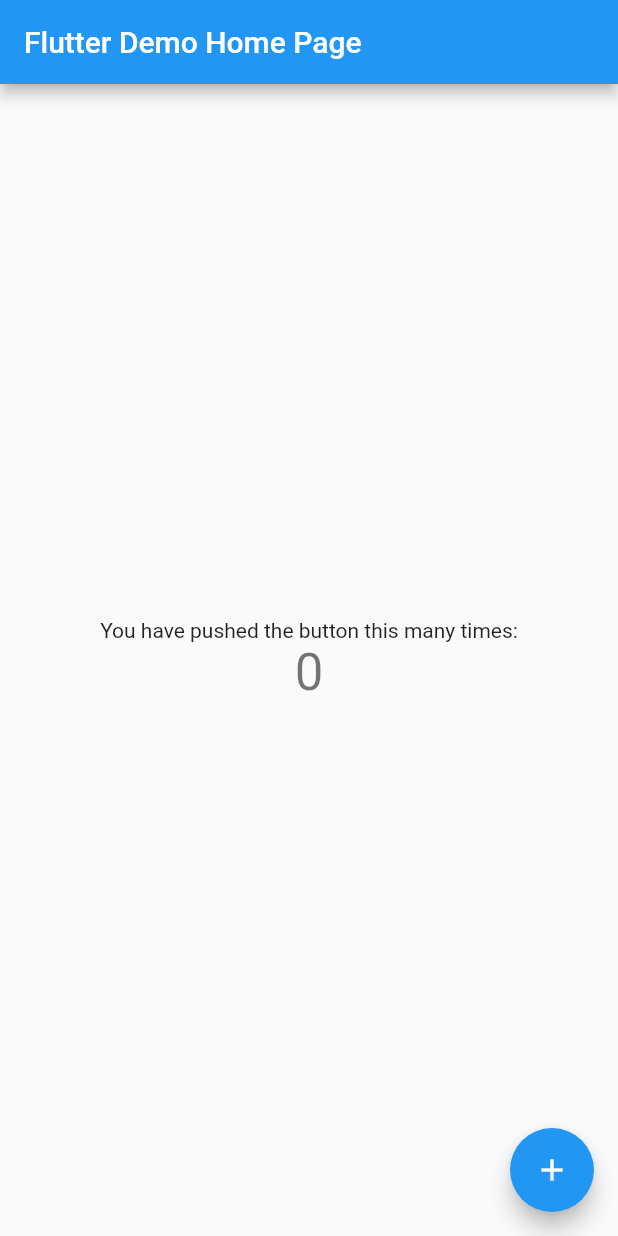
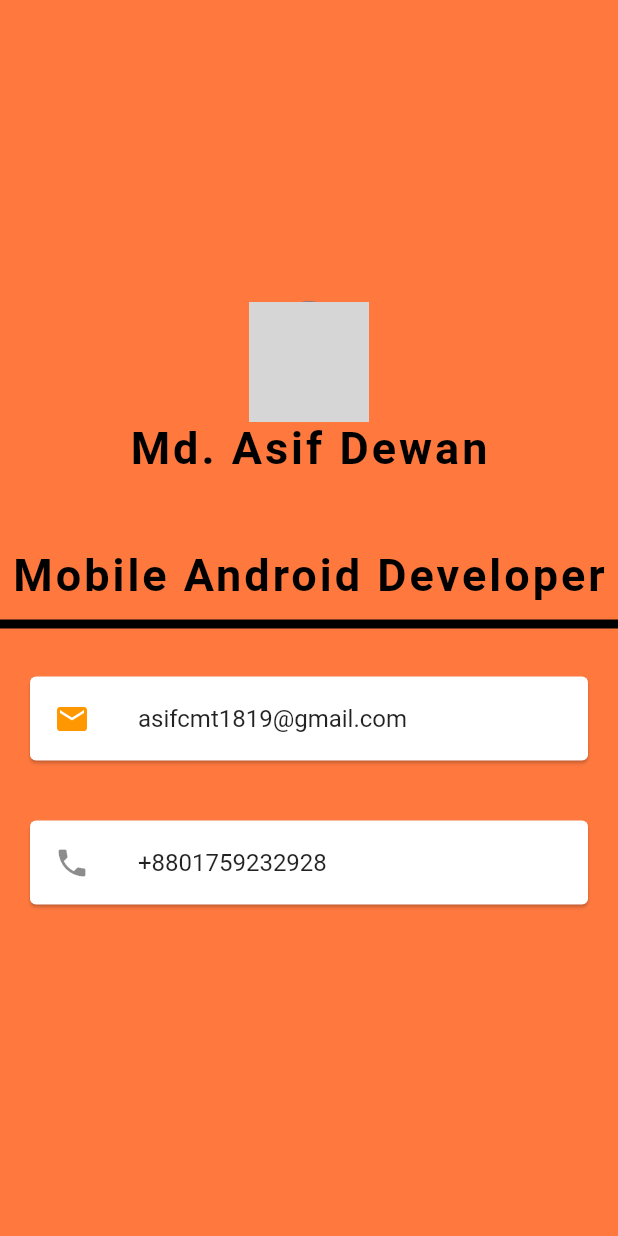
Before and after one commit to 2000asif/Connectivity, a Flutter app: the screen it shows after launch, on a phone screen of 412 x 824 dp. Run offline on Flutter 3.47's test engine with Material 2 defaults, Android fonts, the phone set to English and light mode, and no system bars; Roboto replaces fonts that are missing (AbrilFatface, Pacifico); grey boxes are pictures that could not be loaded.

Commit message:
first commit

```diff
--- /dev/null
+++ b/lib/asif.dart
@@ -0,0 +1,20 @@
+import 'package:flutter/material.dart';
+class Asif extends StatelessWidget {
+  const Asif({Key? key}) : super(key: key);
+
+  @override
+  Widget build(BuildContext context) {
+    return Scaffold(
+      appBar: AppBar(
+        title: Text(
+          'App Bar' ,
+          style: TextStyle(
+            fontSize: 33,
+            fontWeight: FontWeight.bold,
+            color: Colors.green
+          ),
+        ),
+      ),
+    );
+  }
+}
--- a/lib/main.dart
+++ b/lib/main.dart
@@ -1,115 +1,96 @@
+
 import 'package:flutter/material.dart';
+import 'asif.dart';
 
-void main() {
-  runApp(const MyApp());
+void main(){
+  runApp(MyApp());
 }
-
 class MyApp extends StatelessWidget {
   const MyApp({Key? key}) : super(key: key);
 
-  // This widget is the root of your application.
   @override
   Widget build(BuildContext context) {
     return MaterialApp(
-      title: 'Flutter Demo',
-      theme: ThemeData(
-        // This is the theme of your application.
-        //
-        // Try running your application with "flutter run". You'll see the
-        // application has a blue toolbar. Then, without quitting the app, try
-        // changing the primarySwatch below to Colors.green and then invoke
-        // "hot reload" (press "r" in the console where you ran "flutter run",
-        // or simply save your changes to "hot reload" in a Flutter IDE).
-        // Notice that the counter didn't reset back to zero; the application
-        // is not restarted.
-        primarySwatch: Colors.blue,
-      ),
-      home: const MyHomePage(title: 'Flutter Demo Home Page'),
+      home: HomePage(),
     );
   }
 }
-
-class MyHomePage extends StatefulWidget {
-  const MyHomePage({Key? key, required this.title}) : super(key: key);
-
-  // This widget is the home page of your application. It is stateful, meaning
-  // that it has a State object (defined below) that contains fields that affect
-  // how it looks.
-
-  // This class is the configuration for the state. It holds the values (in this
-  // case the title) provided by the parent (in this case the App widget) and
-  // used by the build method of the State. Fields in a Widget subclass are
-  // always marked "final".
-
-  final String title;
+class HomePage extends StatefulWidget {
+  const HomePage({Key? key}) : super(key: key);
 
   @override
-  State<MyHomePage> createState() => _MyHomePageState();
+  _HomePageState createState() => _HomePageState();
 }
 
-class _MyHomePageState extends State<MyHomePage> {
-  int _counter = 0;
-
-  void _incrementCounter() {
-    setState(() {
-      // This call to setState tells the Flutter framework that something has
-      // changed in this State, which causes it to rerun the build method below
-      // so that the display can reflect the updated values. If we changed
-      // _counter without calling setState(), then the build method would not be
-      // called again, and so nothing would appear to happen.
-      _counter++;
-    });
-  }
-
+class _HomePageState extends State<HomePage> {
   @override
   Widget build(BuildContext context) {
-    // This method is rerun every time setState is called, for instance as done
-    // by the _incrementCounter method above.
-    //
-    // The Flutter framework has been optimized to make rerunning build methods
-    // fast, so that you can just rebuild anything that needs updating rather
-    // than having to individually change instances of widgets.
     return Scaffold(
-      appBar: AppBar(
-        // Here we take the value from the MyHomePage object that was created by
-        // the App.build method, and use it to set our appbar title.
-        title: Text(widget.title),
-      ),
-      body: Center(
-        // Center is a layout widget. It takes a single child and positions it
-        // in the middle of the parent.
+      backgroundColor: Color(0xffff793f),
+      body: SafeArea(
         child: Column(
-          // Column is also a layout widget. It takes a list of children and
-          // arranges them vertically. By default, it sizes itself to fit its
-          // children horizontally, and tries to be as tall as its parent.
-          //
-          // Invoke "debug painting" (press "p" in the console, choose the
-          // "Toggle Debug Paint" action from the Flutter Inspector in Android
-          // Studio, or the "Toggle Debug Paint" command in Visual Studio Code)
-          // to see the wireframe for each widget.
-          //
-          // Column has various properties to control how it sizes itself and
-          // how it positions its children. Here we use mainAxisAlignment to
-          // center the children vertically; the main axis here is the vertical
-          // axis because Columns are vertical (the cross axis would be
-          // horizontal).
           mainAxisAlignment: MainAxisAlignment.center,
-          children: <Widget>[
-            const Text(
-              'You have pushed the button this many times:',
+          children: [
+            CircleAvatar(
+              backgroundImage: AssetImage('images/26.jpg'),
+              radius: 40,
             ),
             Text(
-              '$_counter',
-              style: Theme.of(context).textTheme.headline4,
+              'Md. Asif Dewan',
+              style: TextStyle(
+                fontSize: 30,
+                color: Colors.black,
+                fontWeight: FontWeight.bold,
+                letterSpacing: 2,
+                fontFamily:'AbrilFatface',
+              ),
+            ),
+            SizedBox(
+              height: 50,
+            ),
+            Text(
+              'Mobile Android Developer',
+              style: TextStyle(
+                  fontSize: 30,
+                  color: Colors.black,
+                  letterSpacing: 2,
+                  fontWeight: FontWeight.bold,
+                  fontFamily: 'Pacifico'
+              ),
+
+            ),
+            SizedBox(
+              child: Divider(
+                thickness: 6,
+                color: Colors.black,
+                height: 30,
+              ),
+            ),
+            Card(
+              margin: EdgeInsets.all(20),
+              // margin: EdgeInsets.symmetric(vertical: 20,horizontal: 30),
+              //margin: EdgeInsets.only(top: ,right: ,left: ,bottom: ),
+              child: ListTile(
+                onTap: (){
+                  Navigator.push(context,
+                      MaterialPageRoute(builder: (context)=>Asif())
+                  );
+                },
+                title: Text('asifcmt1819@gmail.com'),
+                leading: Icon(Icons.email,color: Colors.orange,),
+              ),
+            ),
+            Card(
+              margin: EdgeInsets.all(20),
+              child: ListTile(
+                onTap: (){},
+                title: Text('+8801759232928'),
+                leading: Icon(Icons.phone),
+              ),
             ),
           ],
         ),
       ),
-      floatingActionButton: FloatingActionButton(
-        onPressed: _incrementCounter,
-        tooltip: 'Increment',
-        child: const Icon(Icons.add),
-      ), // This trailing comma makes auto-formatting nicer for build methods.
     );
   }
 }
```
